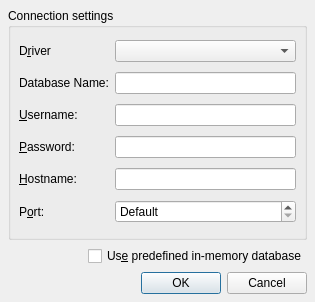
The window that examples/sql/sqlbrowser/qsqlconnectiondialog.ui (zzag/qtbase) describes before a commit, drawn with Qt 5.
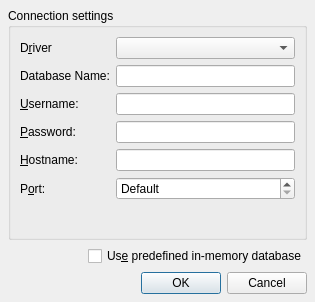
The same window after the commit.

Commit message:
sqlbrowser example: use idiomatic Qt [3/3]: use form-layout
The old code used a grid layout inside the QGroupBox, but the design
with labels in the first and edit-widgets in the second column lends
itself to a QFormLayout, which adapts the alignment of the widgets to
the platform style, so use that.

Amends 2690822428deec4f0c08f4d118d69a7c6036369e, which, however,
inherited all of the above from even older code.

Pick-to: 6.9 6.8

Diff of the .ui file:
```diff
--- a/examples/sql/sqlbrowser/qsqlconnectiondialog.ui
+++ b/examples/sql/sqlbrowser/qsqlconnectiondialog.ui
@@ -27,13 +27,7 @@
      <property name="title" >
       <string>Connection settings</string>
      </property>
-     <layout class="QGridLayout" >
-      <property name="margin" >
-       <number>8</number>
-      </property>
-      <property name="spacing" >
-       <number>6</number>
-      </property>
+     <layout class="QFormLayout" name="formLayout">
       <item row="0" column="1" >
        <widget class="QComboBox" name="comboDriver" />
       </item>
```
